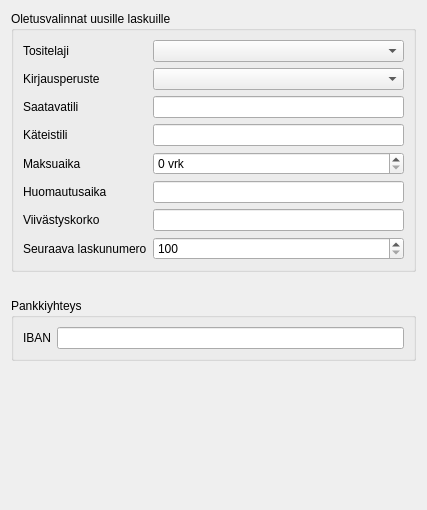
This is kitupiikki/maaritys/laskumaaritys.ui in artoh/kitupiikki as Qt 5 draws it before an edit. The edited form follows.
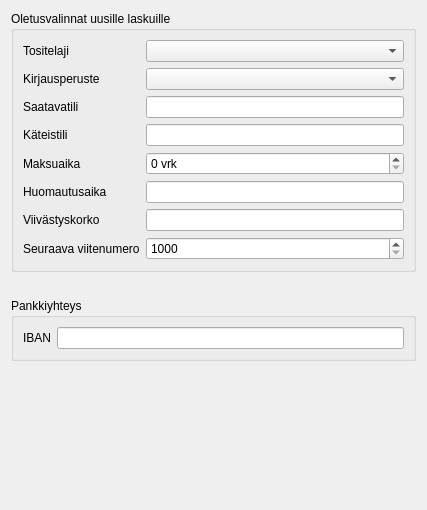
This is the edited form. Custom widgets are drawn as their Qt base class.

What changed in the file:
```diff
--- a/kitupiikki/maaritys/laskumaaritys.ui
+++ b/kitupiikki/maaritys/laskumaaritys.ui
@@ -97,17 +97,17 @@
       <item row="7" column="0">
        <widget class="QLabel" name="label_9">
         <property name="text">
-         <string>Seuraava laskunumero</string>
+         <string>Seuraava viitenumero</string>
         </property>
        </widget>
       </item>
       <item row="7" column="1">
        <widget class="QSpinBox" name="seuraavaLasku">
         <property name="minimum">
-         <number>100</number>
+         <number>1000</number>
         </property>
         <property name="maximum">
-         <number>9999999</number>
+         <number>999999999</number>
         </property>
        </widget>
       </item>
```
